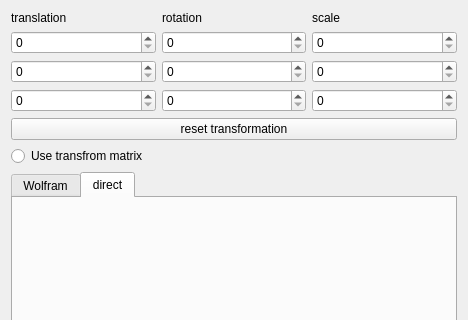
Above: Applications/MainApplication_BE/Gui/ui/EditionWidget.ui from SylvainDeker/Radium-Engine before the change; both pictures show x 0 to 468 and y 0 to 320 of the 468 by 557 pixel window. Below: the same form after it.
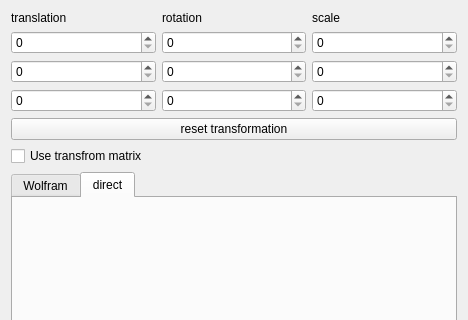
That is the form after the change.

Commit message: suppression d'erreur

```diff
--- a/Applications/MainApplication_BE/Gui/ui/EditionWidget.ui
+++ b/Applications/MainApplication_BE/Gui/ui/EditionWidget.ui
@@ -98,7 +98,7 @@
       </layout>
      </item>
      <item row="3" column="0">
-      <widget class="QRadioButton" name="m_use_tranform_matrix">
+      <widget class="QCheckBox" name="m_use_tranform_matrix">
        <property name="text">
         <string>Use transfrom matrix</string>
        </property>
```
The commit also changes 2 other files.
